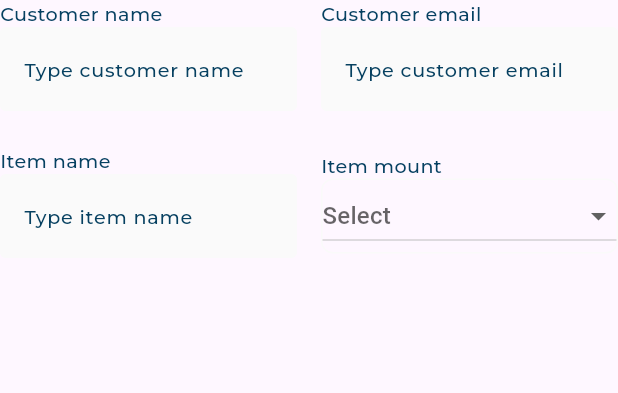
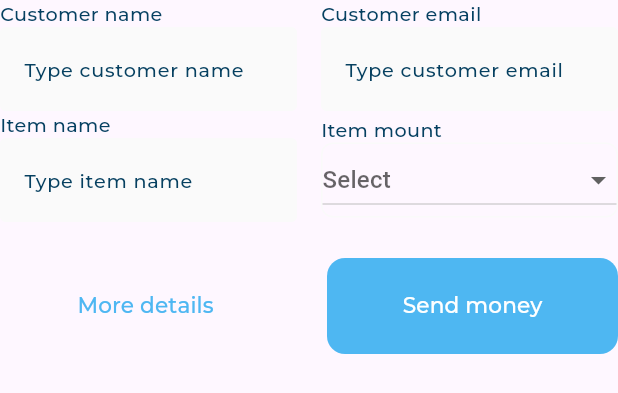
Before and after one commit to Kaream66/responsive-_dash_board, a Flutter app: the QuickInvoiceForm widget shown alone on an empty page, opened directly, on a phone screen of 412 x 824 dp. Shown: the top 393 px of the screen. Run offline on Flutter 3.47's test engine with Material 3 defaults, Android fonts, the phone set to English and light mode, and no system bars; our stand-ins replace flutter_svg; project files that could hold a hidden picture were left out.

Commit message:
quick invoice sectoin done and fix the space exception by replacing the column by the listview in desktop layout widget

```diff
--- /dev/null
+++ b/lib/views/widgets/custom_button.dart
@@ -0,0 +1,35 @@
+import 'package:flutter/material.dart';
+import 'package:responsive_dash_board/utils/app_styles.dart';
+
+class CustomButton extends StatelessWidget {
+  const CustomButton({
+    super.key,
+    this.backgroundcolor,
+    this.textColor,
+    required this.text,
+  });
+  final Color? backgroundcolor, textColor;
+  final String text;
+  @override
+  Widget build(BuildContext context) {
+    return SizedBox(
+      height: 64,
+      child: ElevatedButton(
+        style: ElevatedButton.styleFrom(
+          shape: RoundedRectangleBorder(
+            borderRadius: BorderRadius.circular(12),
+          ),
+          elevation: 0,
+          backgroundColor: backgroundcolor ?? Color(0xFF4EB7F2),
+        ),
+        onPressed: () {},
+        child: Text(
+          text,
+          style: AppStyles.styleSemiBold18(
+            context,
+          ).copyWith(color: textColor),
+        ),
+      ),
+    );
+  }
+}
--- a/lib/views/widgets/dashboard_desktop_layout.dart
+++ b/lib/views/widgets/dashboard_desktop_layout.dart
@@ -14,7 +14,7 @@ class DashboardDesktopLayout extends StatelessWidget {
         SizedBox(width: 32),
         Expanded(
           flex: 2,
-          child: Column(
+          child: ListView(
             children: [
               AllExpenses(),
               SizedBox(height: 25),
--- a/lib/views/widgets/quick_invoice_form.dart
+++ b/lib/views/widgets/quick_invoice_form.dart
@@ -1,5 +1,6 @@
 import 'package:flutter/material.dart';
 import 'package:responsive_dash_board/utils/app_styles.dart';
+import 'package:responsive_dash_board/views/widgets/custom_button.dart';
 import 'package:responsive_dash_board/views/widgets/title_text_field.dart';
 
 class QuickInvoiceForm extends StatelessWidget {
@@ -26,7 +27,7 @@ class QuickInvoiceForm extends StatelessWidget {
             ),
           ],
         ),
-        SizedBox(height: 24),
+
         Row(
           children: [
             Expanded(
@@ -37,6 +38,20 @@ class QuickInvoiceForm extends StatelessWidget {
             ),
             SizedBox(width: 16),
             Expanded(child: MyDropdown()),
+          ],
+        ),
+        SizedBox(height: 24),
+        Row(
+          children: [
+            Expanded(
+              child: CustomButton(
+                text: 'More details',
+                textColor: Color(0xFF4EB7F2),
+                backgroundcolor: Colors.transparent,
+              ),
+            ),
+            SizedBox(width: 24),
+            Expanded(child: CustomButton(text: 'Send money')),
           ],
         ),
       ],
```
